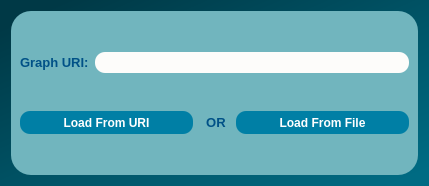
This is dialogs/ui/loadgraphdialog.ui in sparqlunicorn/sparqlunicornGoesGIS as Qt 5 draws it before an edit. The edited form follows.
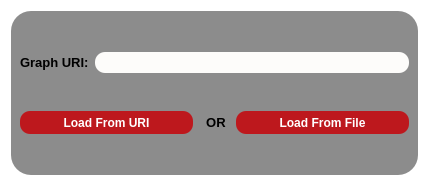
This is the edited form.

The edit to the form file:
```diff
--- a/dialogs/ui/loadgraphdialog.ui
+++ b/dialogs/ui/loadgraphdialog.ui
@@ -21,7 +21,9 @@
   </property>
   <property name="styleSheet">
    <string notr="true">QObject#LoadGraphDialog{
-background-color:qlineargradient(spread:pad, x1:0, y1:0, x2:1, y2:1, stop:0.0795455 rgba(0, 57, 70, 255), stop:0.5625 rgba(0, 85, 104, 255), stop:0.954545 rgba(0, 107, 131, 255));}
+background-color:rgb(255,255,255);
+}
+
 </string>
   </property>
   <layout class="QGridLayout" name="gridLayout_2">
@@ -35,9 +37,9 @@
      </property>
      <property name="styleSheet">
       <string notr="true">QObject#frame{
-	background-color:qlineargradient(spread:pad, x1:0, y1:0, x2:1, y2:1, stop:0.0113636 rgba(113, 181, 190, 255));
+	background-color: rgb(140, 140, 140);
 	
-border-radius:20px;}
+Border-radius:20px;}
 </string>
      </property>
      <property name="frameShape">
@@ -65,7 +67,7 @@
            </font>
           </property>
           <property name="styleSheet">
-           <string notr="true">color:rgb(0, 81, 135);</string>
+           <string notr="true">color:rgb(0,0,0);</string>
           </property>
           <property name="text">
            <string>Graph URI:</string>
@@ -112,9 +114,10 @@
            <cursorShape>PointingHandCursor</cursorShape>
           </property>
           <property name="styleSheet">
-           <string notr="true">background-color:rgb(0, 127, 165);
+           <string notr="true">background-color:rgb(189, 24, 29);
 border-radius:10px;
-color: rgb(255, 255, 255);</string>
+color: rgb(255, 255, 255);
+</string>
           </property>
           <property name="text">
            <string>Load From URI</string>
@@ -137,7 +140,7 @@
            </font>
           </property>
           <property name="styleSheet">
-           <string notr="true">color:rgb(0, 81, 135);</string>
+           <string notr="true">color:rgb(0,0,0);</string>
           </property>
           <property name="text">
            <string>  OR</string>
@@ -163,9 +166,10 @@
            <cursorShape>PointingHandCursor</cursorShape>
           </property>
           <property name="styleSheet">
-           <string notr="true">background-color:rgb(0, 127, 165);
+           <string notr="true">background-color:rgb(189, 24, 29);
 border-radius:10px;
-color: rgb(255, 255, 255);</string>
+color: rgb(255, 255, 255);
+</string>
           </property>
           <property name="text">
            <string>Load From File</string>
```
